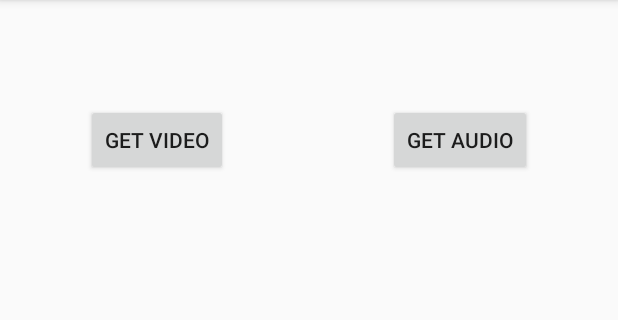
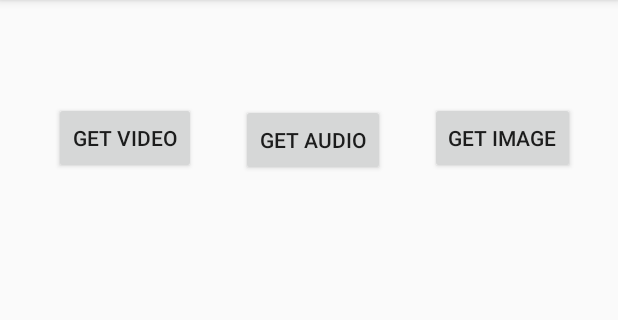
Before and after one commit to taido98/TransferData, an Android app: the TestMedia screen opened directly, with no data from a screen before it, on a phone screen of 412 x 824 dp, the part 84-404 px from its top. Run offline under Robolectric (Android 15) with nearby library versions, the phone set to English and light mode, and no system bars.

Commit message:
12/04/2020

```diff
--- a/app/src/main/java/com/example/transferdata/contact/TestContacts.java
+++ b/app/src/main/java/com/example/transferdata/contact/TestContacts.java
@@ -30,7 +30,7 @@ import java.io.IOException;
 import ezvcard.VCard;
 import ezvcard.io.text.VCardReader;
 
-public class TestContacts extends AppCompatActivity {
+public class  TestContacts extends AppCompatActivity {
 
     private Button mBtnGetContact;
     private Button mBtnRestoreContact;
--- a/app/src/main/res/layout/activity_media.xml
+++ b/app/src/main/res/layout/activity_media.xml
@@ -10,9 +10,9 @@
         android:id="@+id/get_video"
         android:layout_width="wrap_content"
         android:layout_height="wrap_content"
-        android:layout_marginStart="57dp"
-        android:layout_marginLeft="57dp"
-        android:layout_marginTop="69dp"
+        android:layout_marginStart="36dp"
+        android:layout_marginLeft="36dp"
+        android:layout_marginTop="68dp"
         android:text="@string/get_video"
         app:layout_constraintStart_toStartOf="parent"
         app:layout_constraintTop_toTopOf="parent" />
@@ -21,13 +21,10 @@
         android:id="@+id/get_audio"
         android:layout_width="wrap_content"
         android:layout_height="wrap_content"
-        android:layout_marginStart="108dp"
-        android:layout_marginLeft="108dp"
+        android:layout_marginStart="30dp"
+        android:layout_marginLeft="30dp"
         android:layout_marginTop="69dp"
-        android:layout_marginEnd="59dp"
-        android:layout_marginRight="59dp"
         android:text="@string/get_audio"
-        app:layout_constraintEnd_toEndOf="parent"
         app:layout_constraintStart_toEndOf="@+id/get_video"
         app:layout_constraintTop_toTopOf="parent" />
 
@@ -39,4 +36,18 @@
         app:layout_constraintEnd_toEndOf="parent"
         app:layout_constraintStart_toStartOf="parent"
         app:layout_constraintTop_toBottomOf="@+id/get_video" />
+
+    <Button
+        android:id="@+id/btn_get_image"
+        android:layout_width="wrap_content"
+        android:layout_height="wrap_content"
+        android:layout_marginStart="30dp"
+        android:layout_marginLeft="30dp"
+        android:layout_marginTop="68dp"
+        android:layout_marginEnd="29dp"
+        android:layout_marginRight="29dp"
+        android:text="@string/activity_media"
+        app:layout_constraintEnd_toEndOf="parent"
+        app:layout_constraintStart_toEndOf="@+id/get_audio"
+        app:layout_constraintTop_toTopOf="parent" />
 </androidx.constraintlayout.widget.ConstraintLayout>
--- a/app/src/main/res/values/strings.xml
+++ b/app/src/main/res/values/strings.xml
@@ -34,5 +34,6 @@
     <string name="get_video">Get Video</string>
     <string name="textview">TextView</string>
     <string name="get_audio">GET AUDIO</string>
+    <string name="activity_media">get Image</string>
 
 </resources>
```
Also changed, not shown: app/src/main/java/com/example/transferdata/media/TestMedia.java (+50 -0 lines).
